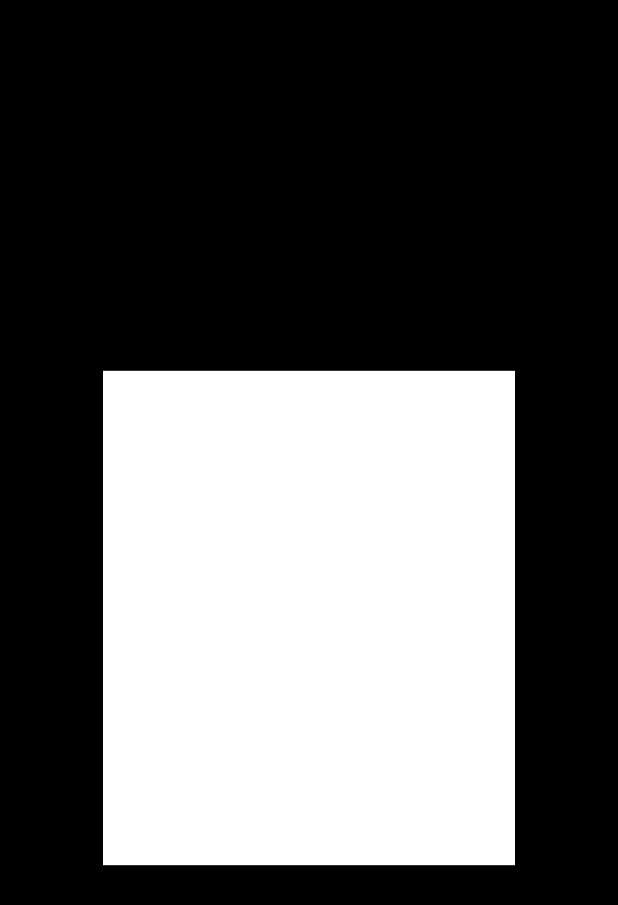
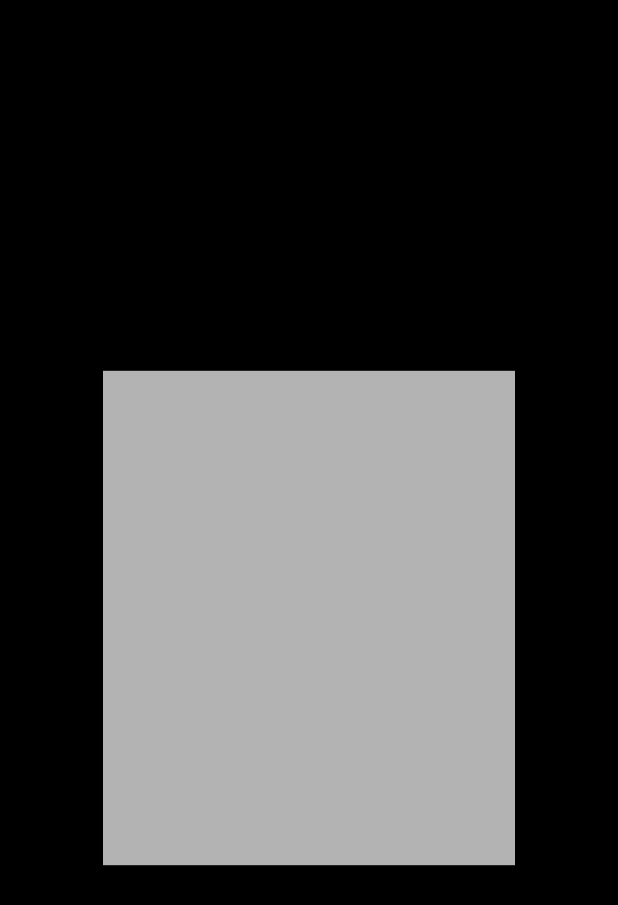
Before and after one commit to JAICHANGPARK/flutter_notebook_8th_story, a Flutter app: the screen it shows after launch, on a phone screen of 412 x 824 dp. Shown: the top 905 px of the screen. Run offline on Flutter 3.47's test engine with Material 2 defaults, Android fonts, the phone set to English and light mode, and no system bars; our stand-ins replace badges, flutter_hooks, google_fonts, hooks_riverpod, state_notifier.

Commit message:
Update banking_app.dart

```diff
--- a/lib/ep594_banking_app/banking_app.dart
+++ b/lib/ep594_banking_app/banking_app.dart
@@ -33,7 +33,7 @@ class BankingCardPage extends StatelessWidget {
             ),
             child: Container(
               decoration: BoxDecoration(
-                color: Colors.white
+                color: Colors.white.withOpacity(0.7)
               ),
             ),
           ),
```
